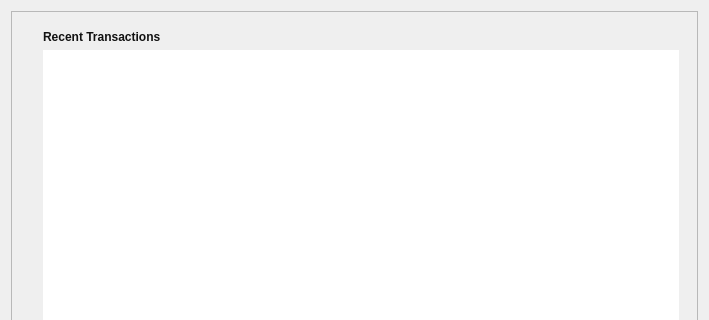
This is src/qt/forms/overviewpage.ui in FourTwentyOne/421 as Qt 5 draws it before an edit; both pictures show x 0 to 709 and y 0 to 320 of the 709 by 495 pixel window. The edited form follows.
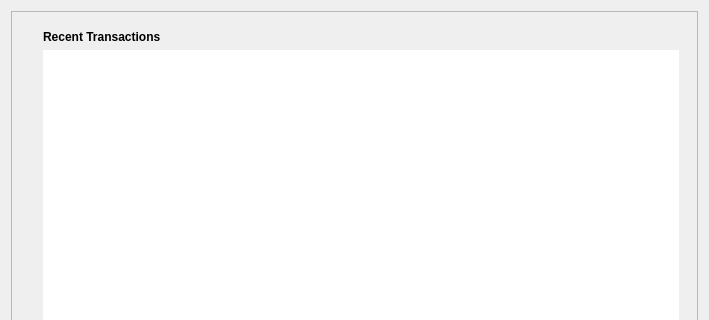
This is the edited form. Icons and pictures are not drawn.

The edit to the form file:
```diff
--- a/src/qt/forms/overviewpage.ui
+++ b/src/qt/forms/overviewpage.ui
@@ -175,7 +175,7 @@
          <item>
           <widget class="QLabel" name="label_4">
            <property name="text">
-            <string>&lt;html&gt;&lt;head/&gt;&lt;body&gt;&lt;p&gt;&lt;span style=&quot; font-weight:600; color:#121212;&quot;&gt;Recent Transactions&lt;/span&gt;&lt;/p&gt;&lt;/body&gt;&lt;/html&gt;</string>
+            <string>&lt;body&gt;&lt;b&gt;&lt;p style=&quot;color:#000000&quot;;&gt;Recent Transactions&lt;b/&gt;&lt;/p&gt;&lt;/body&gt;</string>
            </property>
           </widget>
          </item>
```
Left out of the diff: 128 changed lines with no effect on the pictures.
